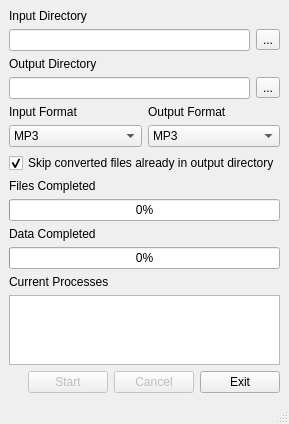
This is interface.ui in spikespaz-archives/archive-bundles as Qt 5 draws it before an edit. The edited form follows.
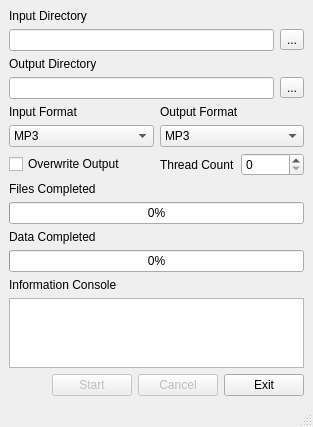
This is the edited form.

Commit message: Add vertical spacers, rename process log, and add threads count on interface

```diff
--- a/interface.ui
+++ b/interface.ui
@@ -6,8 +6,8 @@
    <rect>
     <x>0</x>
     <y>0</y>
-    <width>265</width>
-    <height>419</height>
+    <width>313</width>
+    <height>388</height>
    </rect>
   </property>
   <property name="windowTitle">
@@ -58,18 +58,29 @@
      </layout>
     </item>
     <item>
-     <layout class="QHBoxLayout" name="horizontal_layout_0">
+     <spacer name="vertical_spacer_0">
+      <property name="orientation">
+       <enum>Qt::Vertical</enum>
+      </property>
+      <property name="sizeHint" stdset="0">
+       <size>
+        <width>20</width>
+        <height>40</height>
+       </size>
+      </property>
+     </spacer>
+    </item>
       <item>
-       <layout class="QVBoxLayout" name="vertical_layout_1">
-        <item>
+     <layout class="QGridLayout" name="grid_layout_0">
+      <item row="0" column="0">
          <widget class="QLabel" name="input_format_label">
           <property name="text">
            <string>Input Format</string>
           </property>
          </widget>
         </item>
-        <item>
-         <widget class="QComboBox" name="input_format_combo">
+      <item row="1" column="1">
+       <widget class="QComboBox" name="output_format_combo">
           <item>
            <property name="text">
             <string>MP3</string>
@@ -82,19 +93,15 @@
           </item>
          </widget>
         </item>
-       </layout>
-      </item>
-      <item>
-       <layout class="QVBoxLayout" name="vertical_layout_2">
-        <item>
+      <item row="0" column="1">
          <widget class="QLabel" name="output_format_label">
           <property name="text">
            <string>Output Format</string>
           </property>
          </widget>
         </item>
-        <item>
-         <widget class="QComboBox" name="output_format_combo">
+      <item row="1" column="0">
+       <widget class="QComboBox" name="input_format_combo">
           <item>
            <property name="text">
             <string>MP3</string>
@@ -107,19 +114,41 @@
           </item>
          </widget>
         </item>
+      <item row="2" column="1">
+       <layout class="QHBoxLayout" name="horizontal_layout_1">
+        <item>
+         <widget class="QLabel" name="thread_count_label">
+          <property name="text">
+           <string>Thread Count</string>
+          </property>
+         </widget>
+        </item>
+        <item>
+         <widget class="QSpinBox" name="thread_count_spinbox"/>
+        </item>
        </layout>
       </item>
+      <item row="2" column="0">
+       <widget class="QCheckBox" name="overwrite_output_checkbox">
+        <property name="text">
+         <string>Overwrite Output</string>
+        </property>
+       </widget>
+      </item>
      </layout>
     </item>
     <item>
-     <widget class="QCheckBox" name="skip_present_files_checkbox">
-      <property name="text">
-       <string>Skip converted files already in output directory</string>
+     <spacer name="vertical_spacer_1">
+      <property name="orientation">
+       <enum>Qt::Vertical</enum>
       </property>
-      <property name="checked">
-       <bool>true</bool>
+      <property name="sizeHint" stdset="0">
+       <size>
+        <width>20</width>
+        <height>40</height>
+       </size>
       </property>
-     </widget>
+     </spacer>
     </item>
     <item>
      <widget class="QLabel" name="files_completed_label">
@@ -150,20 +179,27 @@
      </widget>
     </item>
     <item>
-     <widget class="QLabel" name="current_processes_label">
+     <spacer name="verticalSpacer">
+      <property name="orientation">
+       <enum>Qt::Vertical</enum>
+      </property>
+      <property name="sizeHint" stdset="0">
+       <size>
+        <width>20</width>
+        <height>40</height>
+       </size>
+      </property>
+     </spacer>
+    </item>
+    <item>
+     <widget class="QLabel" name="information_console_label">
       <property name="text">
-       <string>Current Processes</string>
+       <string>Information Console</string>
       </property>
      </widget>
     </item>
     <item>
-     <widget class="QListWidget" name="current_processes_list">
-      <property name="font">
-       <font>
-        <pointsize>7</pointsize>
-       </font>
-      </property>
-     </widget>
+     <widget class="QListWidget" name="information_console_list"/>
     </item>
     <item>
      <layout class="QHBoxLayout" name="actions_section_layout">
```
Left out of the diff: 2 changed lines with no effect on the pictures. Lines whose indentation alone changed are shown as unchanged. The commit also changes 1 other file.
